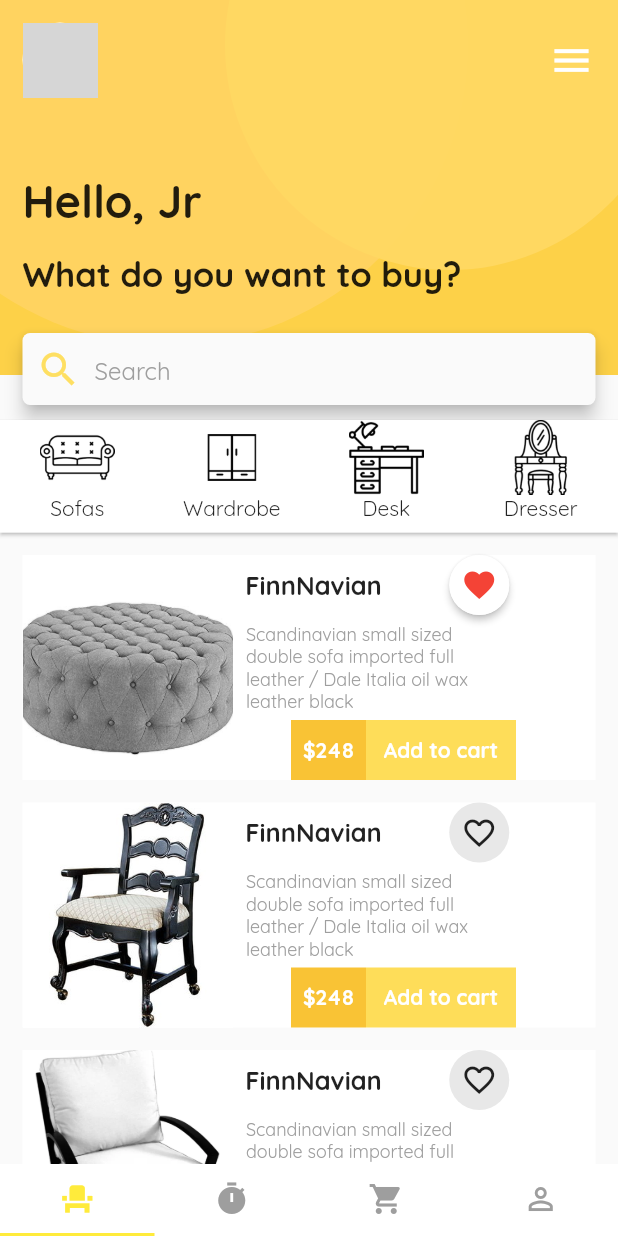
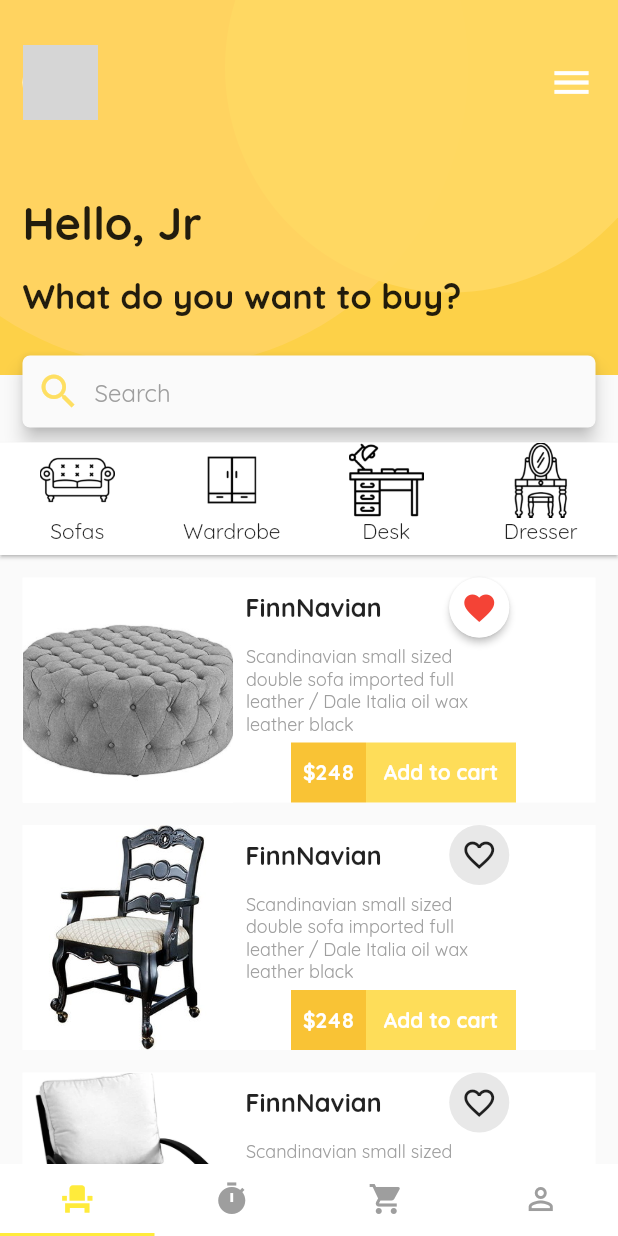
Before and after one commit to hjJunior/flutter-furniture-app, a Flutter app: the screen it shows after launch, on a phone screen of 412 x 824 dp. Run offline on Flutter 3.47's test engine with Material 2 defaults, Android fonts, the phone set to English and light mode, and no system bars; network calls fail; grey boxes are pictures that could not be loaded.

```diff
--- a/lib/src/screens/home.dart
+++ b/lib/src/screens/home.dart
@@ -27,6 +27,8 @@ class _HomeState extends State<Home> with SingleTickerProviderStateMixin {
 
   @override
   Widget build(BuildContext context) => Scaffold(
+    primary: false,
+    appBar: PreferredSize(child: Container(), preferredSize: Size(0.0, 0.0)),
     body: ListView(
       children: <Widget>[
         Column(
--- a/lib/src/widgets/header/header.dart
+++ b/lib/src/widgets/header/header.dart
@@ -22,7 +22,7 @@ class Header extends StatelessWidget {
       Column(
         crossAxisAlignment: CrossAxisAlignment.start,
         children: <Widget>[
-          SizedBox(height: 15.0),
+          SizedBox(height: 30.0),
           Row(
             children: <Widget>[
               SizedBox(width: 15.0,),
```
